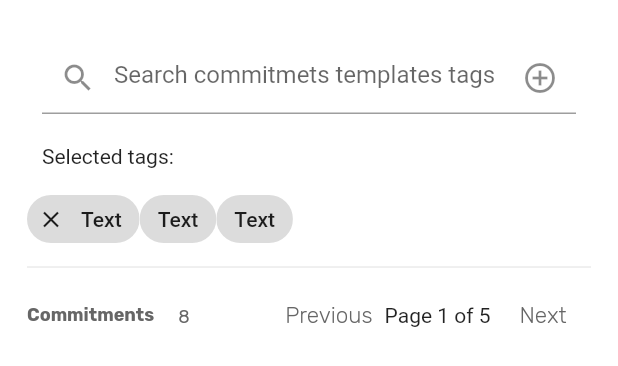
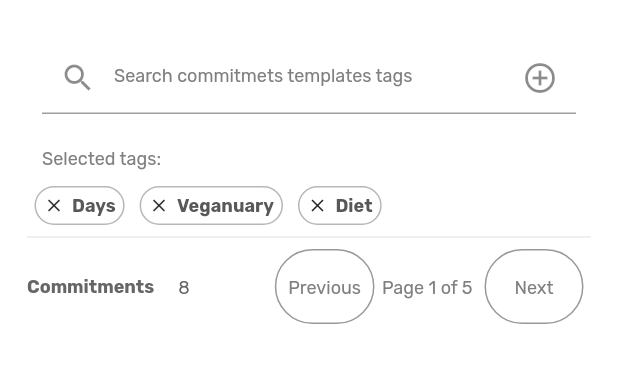
Before and after one commit to CollActionteam/collaction_cms, a Flutter app: the CommitmentTemplate widget shown alone on an empty page, opened directly with empty values, on a phone screen of 412 x 824 dp. Shown: the top 366 px of the screen. Run offline on Flutter 3.47's test engine with Material 2 defaults, Android fonts, the phone set to English and light mode, and no system bars; our stand-ins replace bloc, dartz, dotted_border, equatable, firebase_auth, firebase_core and 8 more; missing offline and left inert: country_codes, crop_your_image, dart:html, defer_pointer, flutter_dropzone, image_network and 1 more; accounts and stored records are empty; generated files the repository leaves out were written again; network calls fail; statements that could not run were skipped.

Commit message:
refactor: expandableTemplateCard

```diff
--- a/lib/presentation/crowdactions/crowdaction_form/sections/commitments_section/assign_commitments/commitment_template/commitment_template.dart
+++ b/lib/presentation/crowdactions/crowdaction_form/sections/commitments_section/assign_commitments/commitment_template/commitment_template.dart
@@ -1,8 +1,10 @@
 import 'package:collaction_cms/presentation/core/icons/collaction_icons.dart';
 import 'package:collaction_cms/presentation/crowdactions/crowdaction_form/sections/commitments_section/assign_commitments/commitment_template/commitment_template_widgets/commitment_template_expandablecard.dart';
+import 'package:collaction_cms/presentation/shared/extra/tags_pills.dart';
 import 'package:flutter/material.dart';
 
 import '../../../../../../theme/constants.dart';
+import 'commitment_template_widgets/previousNextButton.dart';
 
 class CommitmentTemplate extends StatefulWidget {
   final double fullWidth;
@@ -27,6 +29,7 @@ class _CommitmentTemplateState extends State<CommitmentTemplate> {
                 prefixIcon: Icon(Icons.search),
                 suffixIcon: Icon(Icons.add_circle_outline),
                 hintText: 'Search commitmets templates tags',
+                hintStyle: CollactionTextStyles.captionStyleLight,
                 enabledBorder: UnderlineInputBorder(
                   borderSide: BorderSide(color: Colors.grey),
                 ),
@@ -38,19 +41,25 @@ class _CommitmentTemplateState extends State<CommitmentTemplate> {
           ),
           const Padding(
             padding: EdgeInsets.all(10.0),
-            child: Text("Selected tags:"),
+            child: Text(
+              "Selected tags:",
+              style: CollactionTextStyles.captionStyleLight,
+            ),
           ),
           Row(
-            children: const [
-              Chip(
-                avatar: Icon(
-                  Icons.close,
-                  weight: 10,
-                ),
-                label: Text("Text"),
+            children: [
+              Padding(
+                padding: const EdgeInsets.only(left: 5, right: 5),
+                child: TagPill(value: "Days", callback: () {}),
               ),
-              Chip(label: Text("Text")),
-              Chip(label: Text("Text")),
+              Padding(
+                padding: const EdgeInsets.only(left: 5, right: 5),
+                child: TagPill(value: "Veganuary", callback: () {}),
+              ),
+              Padding(
+                padding: const EdgeInsets.only(left: 5, right: 5),
+                child: TagPill(value: "Diet", callback: () {}),
+              ),
             ],
           ),
           const Divider(),
@@ -74,27 +83,37 @@ class _CommitmentTemplateState extends State<CommitmentTemplate> {
                 ),
               ),
               const Spacer(),
-              TextButton(
-                  onPressed: () {},
-                  child: const Text(
-                    "Previous",
-                    style: CollactionTextStyles.body,
-                  )),
-              const SelectableText("Page 1 of 5"),
-              TextButton(
-                  onPressed: () {},
-                  child: const Text(
-                    "Next",
-                    style: CollactionTextStyles.body,
-                  )),
+              PreviousNextbutton(
+                buttonText: 'Previous',
+                buttonAction: () {},
+              ),
+              const SelectableText(
+                "Page 1 of 5",
+                style: CollactionTextStyles.captionStyleLight,
+              ),
+              PreviousNextbutton(
+                buttonText: 'Next',
+                buttonAction: () {},
+              ),
             ],
           ),
-          SizedBox(
-            height: widget.fullWidth - 79,
-            child: SingleChildScrollView(
-              child: ListView(
-                shrinkWrap: true,
-                children: const [ExpandableTemplateCard()],
+          Padding(
+            padding: const EdgeInsets.only(
+              top: 16,
+            ),
+            child: SizedBox(
+              height: widget.fullWidth - 100,
+              child: SingleChildScrollView(
+                child: ListView(
+                  shrinkWrap: true,
+                  children: const [
+                    ExpandableTemplateCard(),
+                    ExpandableTemplateCard(),
+                    ExpandableTemplateCard(),
+                    ExpandableTemplateCard(),
+                    ExpandableTemplateCard(),
+                  ],
+                ),
               ),
             ),
           )
--- a/lib/presentation/crowdactions/crowdaction_form/sections/commitments_section/assign_commitments/commitment_template/commitment_template_widgets/commitment_template_expandablecard.dart
+++ b/lib/presentation/crowdactions/crowdaction_form/sections/commitments_section/assign_commitments/commitment_template/commitment_template_widgets/commitment_template_expandablecard.dart
@@ -13,15 +13,44 @@ class ExpandableTemplateCard extends StatefulWidget {
 class _ExpandableTemplateCardState extends State<ExpandableTemplateCard> {
   @override
   Widget build(BuildContext context) {
-    return ExpansionTile(
+    return Padding(
+      padding: const EdgeInsets.only(
+        top: 5,
+        bottom: 5,
+      ),
+      child: ExpansionTile(
+        backgroundColor: kScaffoldColorWhite,
+        collapsedBackgroundColor: kScaffoldColorWhite,
+        shape: RoundedRectangleBorder(
+          borderRadius: BorderRadius.circular(10.0),
+          side: const BorderSide(
+            color: kBlackPrimary100,
+          ),
+        ),
+        collapsedShape: RoundedRectangleBorder(
+          borderRadius: BorderRadius.circular(10.0),
+          side: const BorderSide(
+            color: kBlackPrimary100,
+          ),
+        ),
         iconColor: kBlackPrimary300,
         title: Row(
           children: [
-          const Padding(
-            padding: EdgeInsets.only(right: 10.0),
+            Padding(
+              padding: const EdgeInsets.only(right: 10.0),
+              child: Container(
+                alignment: Alignment.center,
+                decoration: BoxDecoration(
+                  color: kBlackPrimary0,
+                  borderRadius: BorderRadius.circular(30),
+                ),
+                child: const Padding(
+                  padding: EdgeInsets.all(8.0),
                   child: Icon(
                     CollactionIcons.vegan,
                     color: kAccentColor,
+                  ),
+                ),
               ),
             ),
             const SelectableText(
@@ -68,7 +97,8 @@ class _ExpandableTemplateCardState extends State<ExpandableTemplateCard> {
                         style: CollactionTextStyles.bodyMedium14,
                         children: [
                           TextSpan(
-                          text: "Commit to eating a vegan diet 4 day per week",
+                            text:
+                                "Commit to eating a vegan diet 4 day per week",
                             style: CollactionTextStyles.body14,
                           )
                         ])),
@@ -89,6 +119,7 @@ class _ExpandableTemplateCardState extends State<ExpandableTemplateCard> {
             ),
           )
         ],
+      ),
     );
   }
 }
--- /dev/null
+++ b/lib/presentation/crowdactions/crowdaction_form/sections/commitments_section/assign_commitments/commitment_template/commitment_template_widgets/previousNextButton.dart
@@ -0,0 +1,30 @@
+import 'package:flutter/material.dart';
+
+import '../../../../../../../theme/constants.dart';
+
+class PreviousNextbutton extends StatelessWidget {
+  final String buttonText;
+  final VoidCallback buttonAction;
+  const PreviousNextbutton(
+      {super.key, required this.buttonText, required this.buttonAction});
+
+  @override
+  Widget build(BuildContext context) {
+    return Container(
+      margin: const EdgeInsets.only(left: 5, right: 5),
+      alignment: Alignment.center,
+      decoration: BoxDecoration(
+        borderRadius: BorderRadius.circular(30),
+        border: Border.all(
+          color: kBlackPrimary200,
+        ),
+      ),
+      child: TextButton(
+          onPressed: buttonAction,
+          child: Text(
+            buttonText,
+            style: CollactionTextStyles.captionStyleLight,
+          )),
+    );
+  }
+}
```
Also changed, not shown: pubspec.lock. Lines whose indentation alone changed are shown as unchanged.
